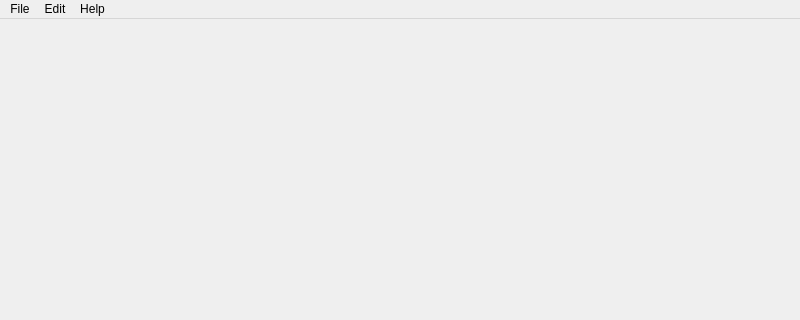
This is Form.ui in morsoth/FIBedit as Qt 5 draws it before an edit; both pictures show x 0 to 800 and y 0 to 320 of the 800 by 600 pixel window. The edited form follows.
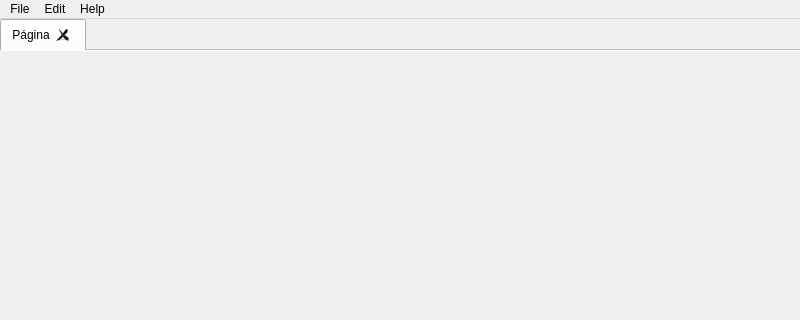
This is the edited form.

The edit to the form file:
```diff
--- a/Form.ui
+++ b/Form.ui
@@ -56,6 +56,11 @@
       <property name="tabBarAutoHide">
        <bool>false</bool>
       </property>
+      <widget class="QWidget" name="tab">
+       <attribute name="title">
+        <string>Página</string>
+       </attribute>
+      </widget>
      </widget>
     </item>
    </layout>
```
Left out of the diff: 19 changed lines with no effect on the pictures.
